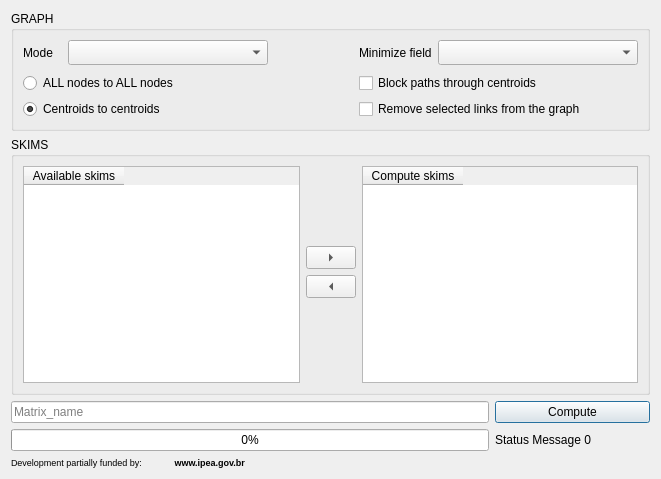
AequilibraE/qaequilibrae, file qaequilibrae/modules/paths_procedures/forms/ui_impedance_matrix.ui: the form before one commit.
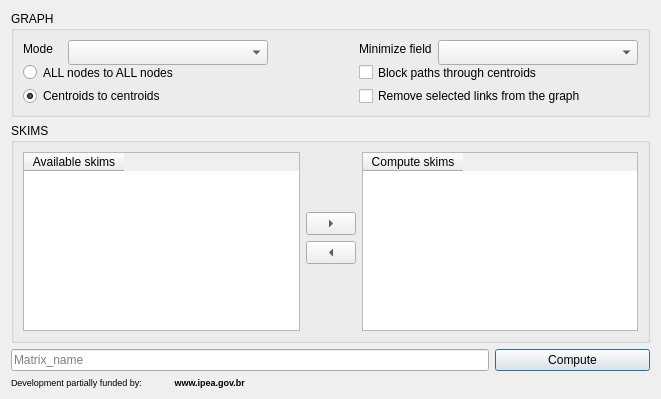
The form after the commit.

```diff
--- a/qaequilibrae/modules/paths_procedures/forms/ui_impedance_matrix.ui
+++ b/qaequilibrae/modules/paths_procedures/forms/ui_impedance_matrix.ui
@@ -10,7 +10,7 @@
     <x>0</x>
     <y>0</y>
     <width>661</width>
-    <height>479</height>
+    <height>399</height>
    </rect>
   </property>
   <property name="maximumSize">
@@ -26,6 +26,19 @@
    <bool>false</bool>
   </property>
   <layout class="QGridLayout" name="gridLayout">
+   <item row="2" column="3">
+    <widget class="QPushButton" name="do_dist_matrix">
+     <property name="sizePolicy">
+      <sizepolicy hsizetype="Preferred" vsizetype="Preferred">
+       <horstretch>0</horstretch>
+       <verstretch>0</verstretch>
+      </sizepolicy>
+     </property>
+     <property name="text">
+      <string>Compute</string>
+     </property>
+    </widget>
+   </item>
    <item row="0" column="0" colspan="4">
     <widget class="QGroupBox" name="groupBox">
      <property name="sizePolicy">
@@ -71,7 +84,7 @@
       <item row="0" column="3">
        <spacer name="horizontalSpacer">
         <property name="sizePolicy">
-         <sizepolicy hsizetype="Preferred" vsizetype="Preferred">
+         <sizepolicy hsizetype="Preferred" vsizetype="Minimum">
           <horstretch>0</horstretch>
           <verstretch>0</verstretch>
          </sizepolicy>
@@ -147,7 +160,7 @@
       <item row="1" column="4" colspan="2">
        <spacer name="verticalSpacer_4">
         <property name="sizePolicy">
-         <sizepolicy hsizetype="Preferred" vsizetype="Preferred">
+         <sizepolicy hsizetype="Minimum" vsizetype="Preferred">
           <horstretch>0</horstretch>
           <verstretch>0</verstretch>
          </sizepolicy>
@@ -224,6 +237,47 @@
      </layout>
     </widget>
    </item>
+   <item row="3" column="0">
+    <widget class="QLabel" name="funding1">
+     <property name="sizePolicy">
+      <sizepolicy hsizetype="Preferred" vsizetype="Preferred">
+       <horstretch>0</horstretch>
+       <verstretch>0</verstretch>
+      </sizepolicy>
+     </property>
+     <property name="font">
+      <font>
+       <pointsize>7</pointsize>
+      </font>
+     </property>
+     <property name="text">
+      <string>Development partially funded by:</string>
+     </property>
+    </widget>
+   </item>
+   <item row="3" column="1">
+    <widget class="QLabel" name="funding2">
+     <property name="sizePolicy">
+      <sizepolicy hsizetype="Preferred" vsizetype="Preferred">
+       <horstretch>0</horstretch>
+       <verstretch>0</verstretch>
+      </sizepolicy>
+     </property>
+     <property name="font">
+      <font>
+       <pointsize>7</pointsize>
+       <weight>75</weight>
+       <bold>true</bold>
+      </font>
+     </property>
+     <property name="text">
+      <string> www.ipea.gov.br</string>
+     </property>
+     <property name="textFormat">
+      <enum>Qt::PlainText</enum>
+     </property>
+    </widget>
+   </item>
    <item row="1" column="0" colspan="4">
     <widget class="QGroupBox" name="groupBox_2">
      <property name="sizePolicy">
@@ -393,134 +447,6 @@
      </layout>
     </widget>
    </item>
-   <item row="3" column="0" colspan="3">
-    <widget class="QProgressBar" name="progressbar">
-     <property name="enabled">
-      <bool>true</bool>
-     </property>
-     <property name="sizePolicy">
-      <sizepolicy hsizetype="Preferred" vsizetype="Preferred">
-       <horstretch>0</horstretch>
-       <verstretch>0</verstretch>
-      </sizepolicy>
-     </property>
-     <property name="palette">
-      <palette>
-       <active>
-        <colorrole role="Highlight">
-         <brush brushstyle="SolidPattern">
-          <color alpha="255">
-           <red>0</red>
-           <green>170</green>
-           <blue>0</blue>
-          </color>
-         </brush>
-        </colorrole>
-       </active>
-       <inactive>
-        <colorrole role="Highlight">
-         <brush brushstyle="SolidPattern">
-          <color alpha="255">
-           <red>240</red>
-           <green>240</green>
-           <blue>240</blue>
-          </color>
-         </brush>
-        </colorrole>
-       </inactive>
-       <disabled>
-        <colorrole role="Highlight">
-         <brush brushstyle="SolidPattern">
-          <color alpha="255">
-           <red>51</red>
-           <green>153</green>
-           <blue>255</blue>
-          </color>
-         </brush>
-        </colorrole>
-       </disabled>
-      </palette>
-     </property>
-     <property name="value">
-      <number>0</number>
-     </property>
-     <property name="textVisible">
-      <bool>true</bool>
-     </property>
-    </widget>
-   </item>
-   <item row="2" column="3">
-    <widget class="QPushButton" name="do_dist_matrix">
-     <property name="sizePolicy">
-      <sizepolicy hsizetype="Preferred" vsizetype="Preferred">
-       <horstretch>0</horstretch>
-       <verstretch>0</verstretch>
-      </sizepolicy>
-     </property>
-     <property name="text">
-      <string>Compute</string>
-     </property>
-    </widget>
-   </item>
-   <item row="3" column="3">
-    <widget class="QLabel" name="progress_label">
-     <property name="sizePolicy">
-      <sizepolicy hsizetype="Preferred" vsizetype="Preferred">
-       <horstretch>0</horstretch>
-       <verstretch>0</verstretch>
-      </sizepolicy>
-     </property>
-     <property name="font">
-      <font>
-       <pointsize>9</pointsize>
-      </font>
-     </property>
-     <property name="text">
-      <string>Status Message 0</string>
-     </property>
-    </widget>
-   </item>
-   <item row="4" column="0">
-    <widget class="QLabel" name="funding1">
-     <property name="sizePolicy">
-      <sizepolicy hsizetype="Preferred" vsizetype="Preferred">
-       <horstretch>0</horstretch>
-       <verstretch>0</verstretch>
-      </sizepolicy>
-     </property>
-     <property name="font">
-      <font>
-       <pointsize>7</pointsize>
-      </font>
-     </property>
-     <property name="text">
-      <string>Development partially funded by:</string>
-     </property>
-    </widget>
-   </item>
-   <item row="4" column="1">
-    <widget class="QLabel" name="funding2">
-     <property name="sizePolicy">
-      <sizepolicy hsizetype="Preferred" vsizetype="Preferred">
-       <horstretch>0</horstretch>
-       <verstretch>0</verstretch>
-      </sizepolicy>
-     </property>
-     <property name="font">
-      <font>
-       <pointsize>7</pointsize>
-       <weight>75</weight>
-       <bold>true</bold>
-      </font>
-     </property>
-     <property name="text">
-      <string> www.ipea.gov.br</string>
-     </property>
-     <property name="textFormat">
-      <enum>Qt::PlainText</enum>
-     </property>
-    </widget>
-   </item>
    <item row="2" column="0" colspan="3">
     <widget class="QLineEdit" name="line_matrix">
      <property name="text">
@@ -532,14 +458,6 @@
     </widget>
    </item>
   </layout>
-  <zorder>progressbar</zorder>
-  <zorder>progress_label</zorder>
-  <zorder>groupBox</zorder>
-  <zorder>groupBox_2</zorder>
-  <zorder>do_dist_matrix</zorder>
-  <zorder>funding1</zorder>
-  <zorder>funding2</zorder>
-  <zorder>line_matrix</zorder>
  </widget>
  <resources/>
  <connections/>
```
